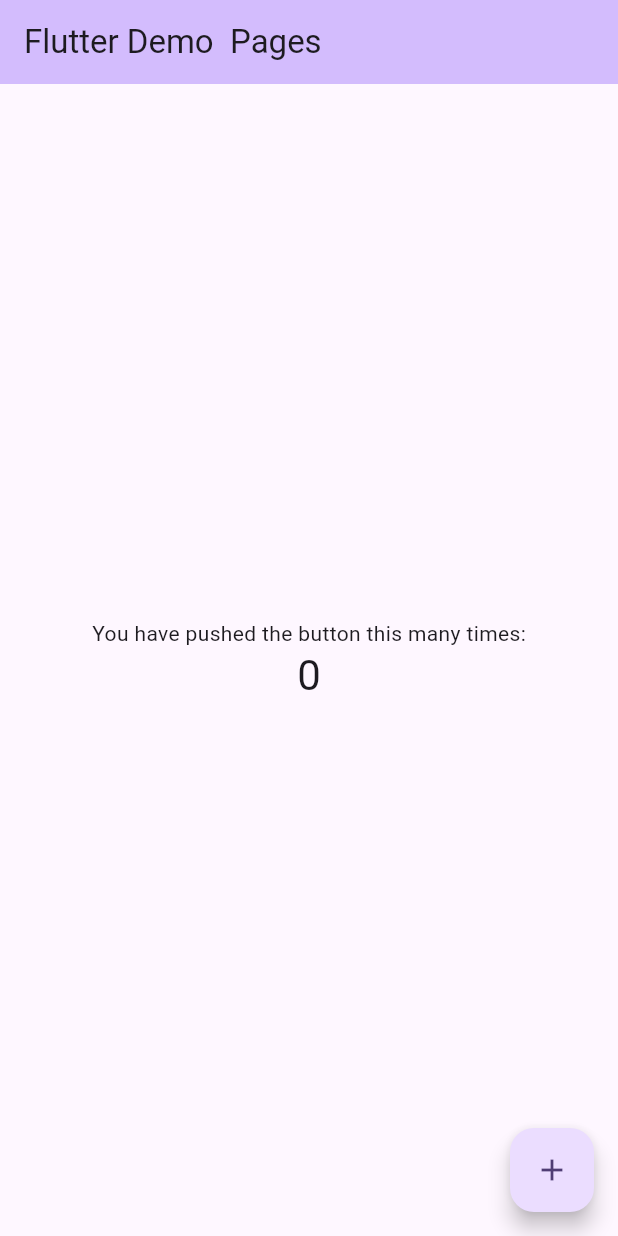
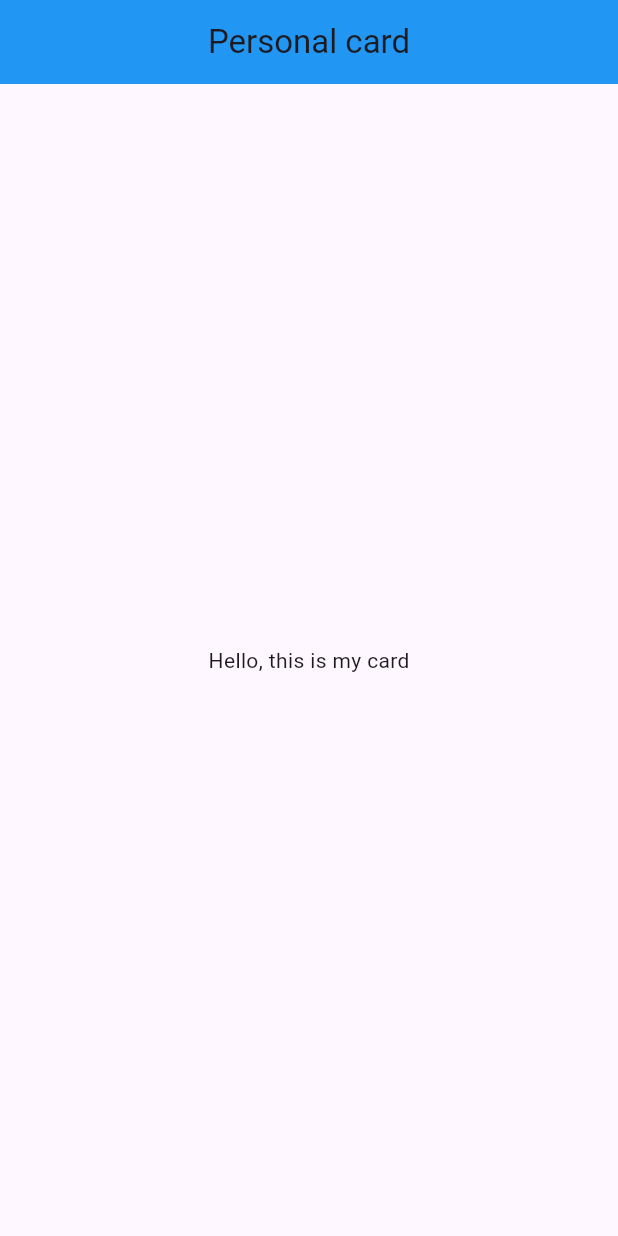
Before and after one commit to AakrishLama/Flutter_Me_Card, a Flutter app: the screen it shows after launch, on a phone screen of 412 x 824 dp. Run offline on Flutter 3.47's test engine with Material 3 defaults, Android fonts, the phone set to English and light mode, and no system bars.

Commit message:
initializing the program

```diff
--- a/my_card/lib/main.dart
+++ b/my_card/lib/main.dart
@@ -1,122 +1,31 @@
 import 'package:flutter/material.dart';
 
 void main() {
-  runApp(const MyApp());
+  runApp(const Mecard());
 }
 
-class MyApp extends StatelessWidget {
-  const MyApp({super.key});
+class Mecard extends StatelessWidget {
+  const Mecard({super.key});
 
-  // This widget is the root of your application.
   @override
   Widget build(BuildContext context) {
     return MaterialApp(
-      title: 'Flutter lame',
+      title: 'Flutter Demo',
       theme: ThemeData(
-        // This is the theme of your application.
-        //
-        // TRY THIS: Try running your application with "flutter run". You'll see
-        // the application has a purple toolbar. Then, without quitting the app,
-        // try changing the seedColor in the colorScheme below to Colors.green
-        // and then invoke "hot reload" (save your changes or press the "hot
-        // reload" button in a Flutter-supported IDE, or press "r" if you used
-        // the command line to start the app).
-        //
-        // Notice that the counter didn't reset back to zero; the application
-        // state is not lost during the reload. To reset the state, use hot
-        // restart instead.
-        //
-        // This works for code too, not just values: Most code changes can be
-        // tested with just a hot reload.
-        colorScheme: ColorScheme.fromSeed(seedColor: Colors.deepPurple),
+        primarySwatch: Colors.blue,
       ),
-      home: const MyHomePage(title: 'Flutter Demo  Pages'),
+      home: Scaffold(
+        appBar: AppBar(
+          title: const Text("Personal card"),
+          centerTitle: true,
+          backgroundColor: Colors.blue,
+        ),
+        body: const Center(
+          child: Text(
+            'Hello, this is my card',
+          ),
+        ),
+      ),
     );
   }
 }
-
-class MyHomePage extends StatefulWidget {
-  const MyHomePage({super.key, required this.title});
-
-  // This widget is the home page of your application. It is stateful, meaning
-  // that it has a State object (defined below) that contains fields that affect
-  // how it looks.
-
-  // This class is the configuration for the state. It holds the values (in this
-  // case the title) provided by the parent (in this case the App widget) and
-  // used by the build method of the State. Fields in a Widget subclass are
-  // always marked "final".
-
-  final String title;
-
-  @override
-  State<MyHomePage> createState() => _MyHomePageState();
-}
-
-class _MyHomePageState extends State<MyHomePage> {
-  int _counter = 0;
-
-  void _incrementCounter() {
-    setState(() {
-      // This call to setState tells the Flutter framework that something has
-      // changed in this State, which causes it to rerun the build method below
-      // so that the display can reflect the updated values. If we changed
-      // _counter without calling setState(), then the build method would not be
-      // called again, and so nothing would appear to happen.
-      _counter++;
-    });
-  }
-
-  @override
-  Widget build(BuildContext context) {
-    // This method is rerun every time setState is called, for instance as done
-    // by the _incrementCounter method above.
-    //
-    // The Flutter framework has been optimized to make rerunning build methods
-    // fast, so that you can just rebuild anything that needs updating rather
-    // than having to individually change instances of widgets.
-    return Scaffold(
-      appBar: AppBar(
-        // TRY THIS: Try changing the color here to a specific color (to
-        // Colors.amber, perhaps?) and trigger a hot reload to see the AppBar
-        // change color while the other colors stay the same.
-        backgroundColor: Theme.of(context).colorScheme.inversePrimary,
-        // Here we take the value from the MyHomePage object that was created by
-        // the App.build method, and use it to set our appbar title.
-        title: Text(widget.title),
-      ),
-      body: Center(
-        // Center is a layout widget. It takes a single child and positions it
-        // in the middle of the parent.
-        child: Column(
-          // Column is also a layout widget. It takes a list of children and
-          // arranges them vertically. By default, it sizes itself to fit its
-          // children horizontally, and tries to be as tall as its parent.
-          //
-          // Column has various properties to control how it sizes itself and
-          // how it positions its children. Here we use mainAxisAlignment to
-          // center the children vertically; the main axis here is the vertical
-          // axis because Columns are vertical (the cross axis would be
-          // horizontal).
-          //
-          // TRY THIS: Invoke "debug painting" (choose the "Toggle Debug Paint"
-          // action in the IDE, or press "p" in the console), to see the
-          // wireframe for each widget.
-          mainAxisAlignment: MainAxisAlignment.center,
-          children: <Widget>[
-            const Text('You have pushed the button this many times:'),
-            Text(
-              '$_counter',
-              style: Theme.of(context).textTheme.headlineMedium,
-            ),
-          ],
-        ),
-      ),
-      floatingActionButton: FloatingActionButton(
-        onPressed: _incrementCounter,
-        tooltip: 'Increment',
-        child: const Icon(Icons.add),
-      ), // This trailing comma makes auto-formatting nicer for build methods.
-    );
-  }
-}
```
Also changed, not shown: 1 other file.
